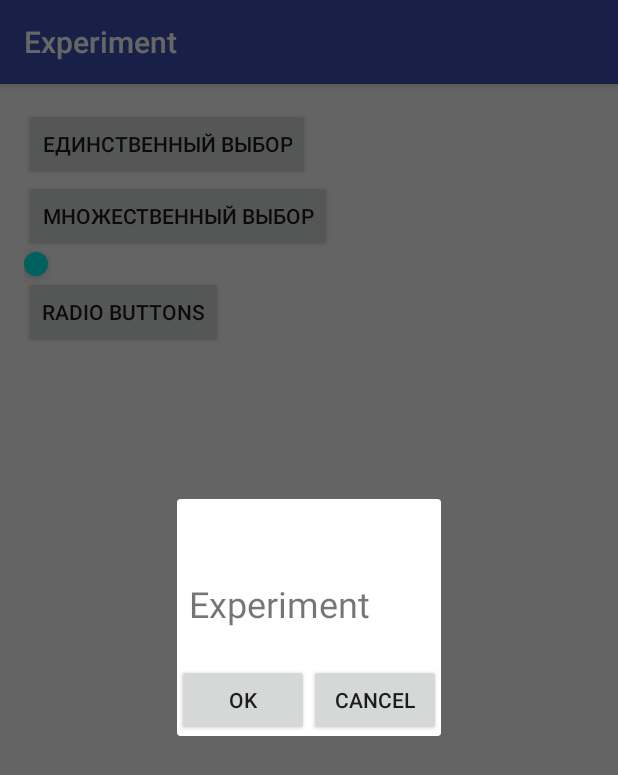
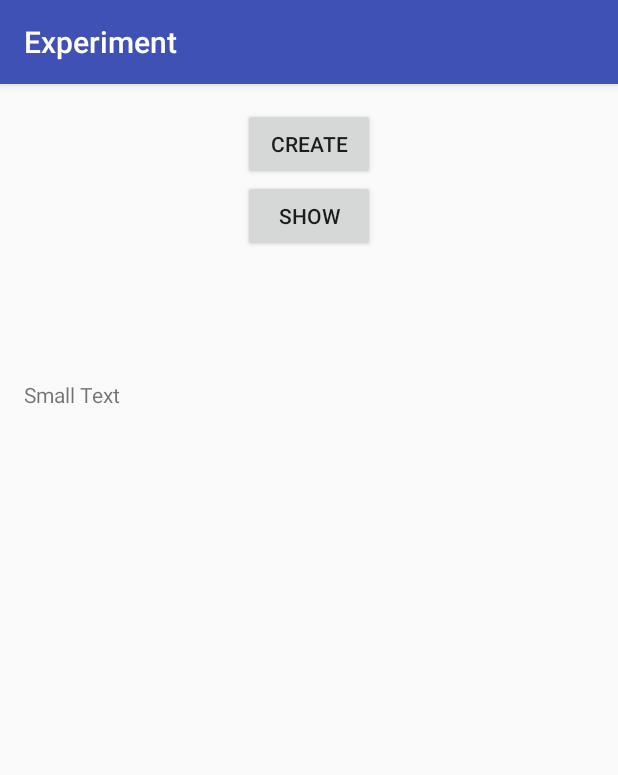
Before and after one commit to ivadimn/learning, an Android app: the screen it shows after launch (MainActivity before the commit, ObjectActivity after it), after a tap on "МНОЖЕСТВЕННЫЙ ВЫБОР", on a phone screen of 412 x 824 dp. Shown: the top 775 px of the screen. Run offline under Robolectric (Android 15) with nearby library versions, the phone set to English and light mode, and no system bars.

Commit message:
проверка хранения объектов

```diff
--- a/Experiment/app/src/main/AndroidManifest.xml
+++ b/Experiment/app/src/main/AndroidManifest.xml
@@ -16,7 +16,8 @@
             </intent-filter>
         </activity>
         <activity android:name=".MultiActivity" />
-        <activity android:name=".AnimActivity"></activity>
+        <activity android:name=".AnimActivity" />
+        <activity android:name=".ObjectActivity"></activity>
     </application>
 
 </manifest>
--- a/Experiment/app/src/main/java/org/ivadimn/experiment/MainActivity.java
+++ b/Experiment/app/src/main/java/org/ivadimn/experiment/MainActivity.java
@@ -54,8 +54,11 @@ public class MainActivity extends AppCompatActivity {
                 }
                 else
                     fragmentTransaction.replace(R.id.fragment_container, mtFragment);*/
-                SimpleDialogFragment sdf = new SimpleDialogFragment();
-                sdf.show(getSupportFragmentManager(), "MULTI_VALUE");
+                //SimpleDialogFragment sdf = new SimpleDialogFragment();
+                //sdf.show(getSupportFragmentManager(), "MULTI_VALUE");
+                Intent intent = new Intent(this, ObjectActivity.class);
+                startActivity(intent);
+
                 break;
             case R.id.btn_word_value:
                 if (!wasFragment) {
--- /dev/null
+++ b/Experiment/app/src/main/java/org/ivadimn/experiment/ObjectActivity.java
@@ -0,0 +1,71 @@
+package org.ivadimn.experiment;
+
+import android.support.v7.app.AppCompatActivity;
+import android.os.Bundle;
+import android.util.Log;
+import android.view.View;
+import android.widget.TextView;
+
+import java.io.File;
+import java.io.FileInputStream;
+import java.io.FileOutputStream;
+import java.io.IOException;
+import java.io.ObjectInputStream;
+import java.io.ObjectOutputStream;
+
+public class ObjectActivity extends AppCompatActivity {
+
+    private TextView txtPerson;
+    public static final String FILE_NAME = "persons";
+
+    @Override
+    protected void onCreate(Bundle savedInstanceState) {
+        super.onCreate(savedInstanceState);
+        setContentView(R.layout.activity_object);
+
+        txtPerson = (TextView) findViewById(R.id.txt_person_id);
+    }
+
+    public void onCreatePerson(View v) {
+
+        Person[] persons = new Person[3];
+        persons[0] = new Person("Pete", "Smiron", 45, 256.00);
+        persons[1] = new Person("John", "Smit", 40, 4756.00);
+        persons[2] = new Person("Pol", "Dik", 23, 1256.00);
+
+        File f = new File(getFilesDir(), FILE_NAME);
+
+        try {
+            ObjectOutputStream out = new ObjectOutputStream(new FileOutputStream(f));
+            out.writeObject(persons);
+            Log.d("OBJECT_ACTIVITY", "Person saved");
+        } catch (IOException e) {
+            e.printStackTrace();
+        }
+
+
+    }
+
+    public void onLoadPerson(View v) {
+
+        File f = new File(getFilesDir(), FILE_NAME);
+
+        try {
+            ObjectInputStream in = new ObjectInputStream(new FileInputStream(f));
+            Person[] person = (Person[]) in.readObject();
+            StringBuilder sb = new StringBuilder();
+
+            for (Person p :person ) {
+               sb.append(p.toString() + "\n");
+            }
+
+            txtPerson.setText(sb.toString());
+        }
+        catch(IOException e) {
+            e.printStackTrace();
+        } catch (ClassNotFoundException e) {
+            e.printStackTrace();
+        }
+
+    }
+}
--- /dev/null
+++ b/Experiment/app/src/main/res/layout/activity_object.xml
@@ -0,0 +1,40 @@
+<?xml version="1.0" encoding="utf-8"?>
+<RelativeLayout xmlns:android="http://schemas.android.com/apk/res/android"
+    xmlns:tools="http://schemas.android.com/tools"
+    android:layout_width="match_parent"
+    android:layout_height="match_parent"
+    android:paddingBottom="@dimen/activity_vertical_margin"
+    android:paddingLeft="@dimen/activity_horizontal_margin"
+    android:paddingRight="@dimen/activity_horizontal_margin"
+    android:paddingTop="@dimen/activity_vertical_margin"
+    tools:context="org.ivadimn.experiment.ObjectActivity">
+
+    <Button
+        android:layout_width="wrap_content"
+        android:layout_height="wrap_content"
+        android:text="Create"
+        android:id="@+id/btn_create_id"
+        android:layout_alignParentTop="true"
+        android:layout_centerHorizontal="true"
+        android:onClick="onCreatePerson" />
+
+    <Button
+        android:layout_width="wrap_content"
+        android:layout_height="wrap_content"
+        android:text="Show"
+        android:id="@+id/btn_show_id"
+        android:layout_below="@+id/btn_create_id"
+        android:layout_centerHorizontal="true"
+        android:onClick="onLoadPerson" />
+
+    <TextView
+        android:layout_width="match_parent"
+        android:layout_height="256dp"
+        android:textAppearance="?android:attr/textAppearanceSmall"
+        android:text="Small Text"
+        android:id="@+id/txt_person_id"
+        android:layout_below="@+id/btn_show_id"
+        android:layout_centerHorizontal="true"
+        android:layout_marginTop="85dp"
+         />
+</RelativeLayout>
```
Also changed, not shown: Experiment/app/src/main/java/org/ivadimn/experiment/Person.java (added, +58 -0 lines).
